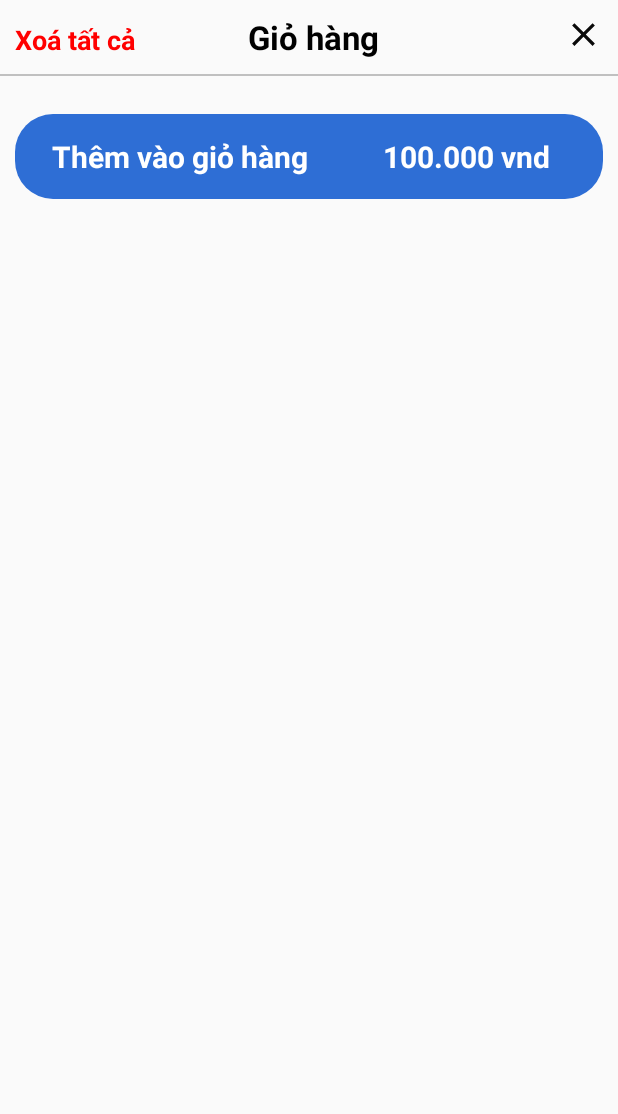
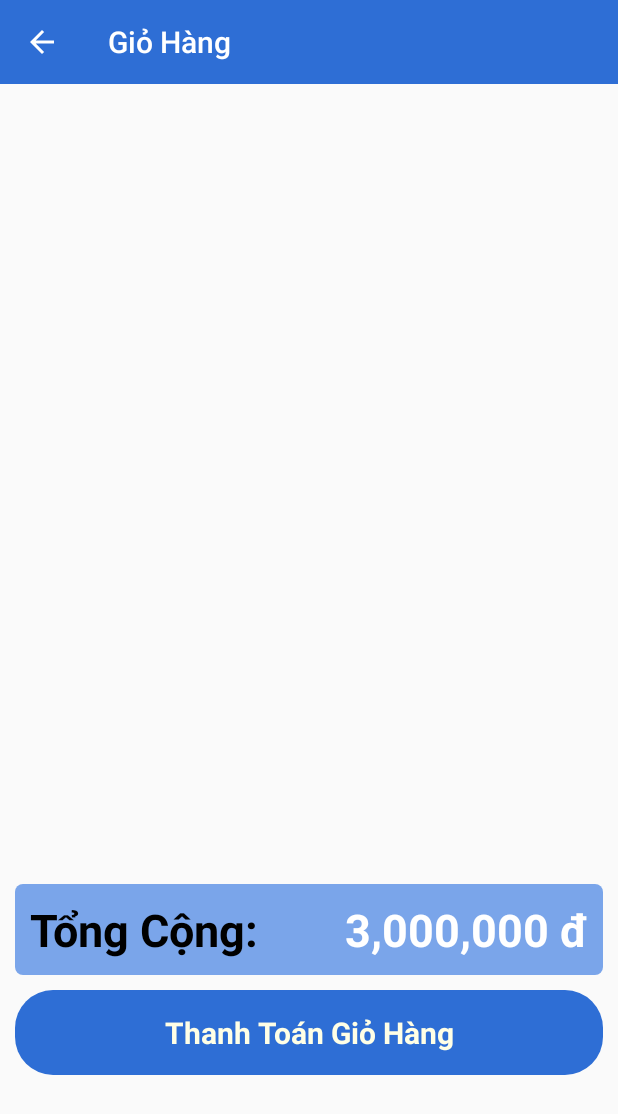
Before and after one commit to DTP000/linhkiendientu-app-android, an Android app: the CartActivity screen opened directly, with no data from a screen before it, on a phone screen of 412 x 824 dp. Shown: the top 1114 px of the screen. Run offline under Robolectric (Android 15) with nearby library versions, the phone set to English and light mode, and no system bars.

Commit message:
update cart

```diff
--- a/app/src/main/java/tk/dtp000/linhkiendientu/SplashActivity.java
+++ b/app/src/main/java/tk/dtp000/linhkiendientu/SplashActivity.java
@@ -6,13 +6,14 @@ import android.content.Intent;
 import android.os.Bundle;
 import android.os.Handler;
 
+import java.util.concurrent.ThreadLocalRandom;
+
 public class SplashActivity extends AppCompatActivity {
     Handler handler = new Handler();
     @Override
     protected void onCreate(Bundle savedInstanceState) {
         super.onCreate(savedInstanceState);
         setContentView(R.layout.activity_splash);
-
         handler.postDelayed(new Runnable() {
             @Override
             public void run() {
--- a/app/src/main/java/tk/dtp000/linhkiendientu/ui/adapter/ProductAdapter.java
+++ b/app/src/main/java/tk/dtp000/linhkiendientu/ui/adapter/ProductAdapter.java
@@ -5,6 +5,7 @@ import android.content.Intent;
 import android.view.LayoutInflater;
 import android.view.View;
 import android.view.ViewGroup;
+import android.widget.CheckBox;
 import android.widget.ImageView;
 import android.widget.TextView;
 
@@ -65,12 +66,16 @@ public class ProductAdapter extends RecyclerView.Adapter<ProductAdapter.ViewHold
         public ImageView imgProduct;
         private TextView tvProductName;
         private TextView tvPrice;
+        private CheckBox cbRating;
 
         public ViewHolder(@NonNull View itemView) {
             super(itemView);
             imgProduct = itemView.findViewById(R.id.imgProduct);
             tvProductName = itemView.findViewById(R.id.tv_product_name1);
             tvPrice = itemView.findViewById(R.id.tv_price);
+            cbRating = itemView.findViewById(R.id.checkBox2);
+            double ranNum = Math.round((((Math.random()) * ((4 - 3.0) + 1)) + 3.0)*10.0)/10.0;
+            cbRating.setText(Double.toString(ranNum));
         }
     }
 }
--- /dev/null
+++ b/app/src/main/res/drawable/ic_baseline_delete_24.xml
@@ -0,0 +1,5 @@
+<vector android:height="24dp" android:tint="#000000"
+    android:viewportHeight="24" android:viewportWidth="24"
+    android:width="24dp" xmlns:android="http://schemas.android.com/apk/res/android">
+    <path android:fillColor="@android:color/white" android:pathData="M6,19c0,1.1 0.9,2 2,2h8c1.1,0 2,-0.9 2,-2V7H6v12zM19,4h-3.5l-1,-1h-5l-1,1H5v2h14V4z"/>
+</vector>
--- a/app/src/main/res/layout/activity_cart.xml
+++ b/app/src/main/res/layout/activity_cart.xml
@@ -7,89 +7,72 @@
     android:orientation="vertical"
     tools:context=".CartActivity">
 
-    <LinearLayout
+    <androidx.appcompat.widget.Toolbar
+        android:id="@+id/toolbarGiohang"
+        app:title="Giỏ Hàng"
+        app:navigationIcon="@drawable/ic_baseline_arrow_back_24"
+        app:titleTextColor="@color/white"
+        android:background="@color/colorPrimary"
+        android:layout_width="match_parent"
+        android:layout_height="?attr/actionBarSize">
+    </androidx.appcompat.widget.Toolbar>
+
+    <androidx.recyclerview.widget.RecyclerView
+        android:id="@+id/recycleView_Giohang"
+        android:layout_width="match_parent"
+        android:layout_height="518dp"
+        android:layout_above="@+id/linear_thanhtoan"
+        android:layout_alignParentTop="true"
+        android:layout_marginStart="@dimen/margin_1_2"
+        android:layout_marginTop="@dimen/margin_1_2"
+        android:layout_marginEnd="@dimen/margin_1_2" />
+    <FrameLayout
         android:layout_width="match_parent"
         android:layout_height="wrap_content"
-        android:layout_marginStart="10dp"
         android:layout_marginTop="10dp"
         android:layout_marginEnd="10dp"
-        android:layout_marginBottom="10dp"
-        android:orientation="horizontal">
+        android:layout_marginStart="10dp"
+        android:background="@drawable/border_rating"
+        android:backgroundTint="#7AA5EA">
+        <TextView
+            android:layout_width="wrap_content"
+            android:layout_height="wrap_content"
+            android:layout_marginStart="10dp"
+            android:text="Tổng Cộng: "
+            android:textSize="30sp"
+            android:layout_marginTop="10dp"
+            android:layout_marginBottom="10dp"
+            android:textColor="@color/black"
+            android:textStyle="bold"
+            android:layout_marginEnd="10dp"/>
 
         <TextView
             android:layout_width="wrap_content"
             android:layout_height="wrap_content"
-            android:layout_weight="1"
-            android:text="Xoá tất cả"
+            android:layout_gravity="right"
+            android:layout_marginTop="10dp"
+            android:layout_marginBottom="10dp"
+            android:layout_marginEnd="10dp"
             android:textStyle="bold"
-            android:textSize="18dp"
-            android:textColor="@color/red"/>
-
-        <TextView
-            android:layout_width="wrap_content"
-            android:layout_height="wrap_content"
-            android:layout_weight="1"
-            android:layout_marginRight="48dp"
-            android:textSize="22dp"
-            android:text="Giỏ hàng"
-            android:textColor="@color/black"
-            android:textStyle="bold" />
-
-        <ImageView
-            android:layout_width="wrap_content"
-            android:layout_height="wrap_content"
-            android:layout_gravity="right"
-            app:srcCompat="@drawable/ic_baseline_close_24"
-
-            />
-    </LinearLayout>
-    <!--        dòng ngang màu xám-->
-    <LinearLayout
-        android:layout_width="match_parent"
-        android:layout_height="wrap_content"
-
-        android:paddingTop="1dp"
-        android:background="@color/gray"
-        android:layout_marginBottom="5dp"
-        >
-    </LinearLayout>
-    <!--    sản phẩm-->
-    <androidx.recyclerview.widget.RecyclerView
-        android:id="@+id/rc"
-        android:layout_width="match_parent"
-        android:layout_height="wrap_content"
-        android:layout_marginTop="10dp"/>
-
+            android:textColor="@color/white"
+            android:text="3,000,000 đ"
+            android:textSize="30dp"/>
+    </FrameLayout>
     <LinearLayout
         android:layout_width="match_parent"
         android:layout_height="wrap_content"
         android:orientation="horizontal"
         android:layout_margin="10dp"
-
+        android:layout_marginTop="15dp"
         android:background="@drawable/addcart">
         <TextView
-
-            android:layout_marginLeft="10dp"
-            android:layout_width="wrap_content"
+            android:layout_width="match_parent"
             android:layout_height="wrap_content"
-            android:text="Thêm vào giỏ hàng"
+            android:text="Thanh Toán Giỏ Hàng"
             android:padding="10dp"
             android:textSize="20dp"
             android:textStyle="bold"
-            android:textColor="@color/white"
-            />
-        <TextView
-            android:layout_marginLeft="40dp"
-            android:layout_width="wrap_content"
-            android:layout_height="wrap_content"
-            android:text="100.000 vnd"
-            android:textSize="20dp"
-            android:textStyle="bold"
-            android:textColor="@color/white"/>
-
+            android:textColor="@color/fifth"
+            android:gravity="center_vertical|center_horizontal"/>
     </LinearLayout>
-
-
-
-
 </LinearLayout>
--- a/app/src/main/res/layout/activity_product_detail.xml
+++ b/app/src/main/res/layout/activity_product_detail.xml
@@ -46,15 +46,15 @@
             android:layout_height="wrap_content"
             android:text="Rau tươi"
             android:textColor="@color/black"
-            android:textSize="30dp"
-            android:layout_marginLeft="18dp"
+            android:textSize="25dp"
+            android:layout_marginLeft="10dp"
             />
         <androidx.cardview.widget.CardView
             android:layout_width="wrap_content"
             android:background="@color/colorPrimary"
             android:layout_height="wrap_content"
             app:cardCornerRadius="10dp"
-            android:layout_marginLeft="18dp"
+            android:layout_marginLeft="10dp"
             android:layout_marginTop="10dp">
             <TextView
                 android:id="@+id/tv.product.price"
```
Also changed, not shown: app/src/main/res/layout/item_cart.xml (+39 -22 lines).
